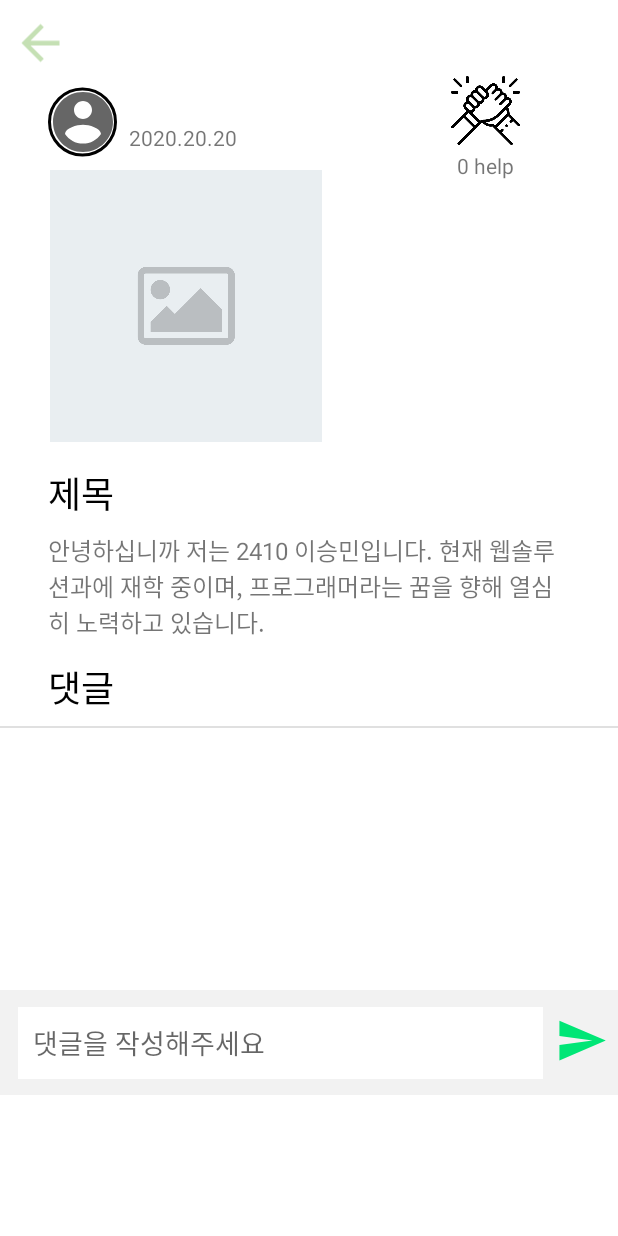
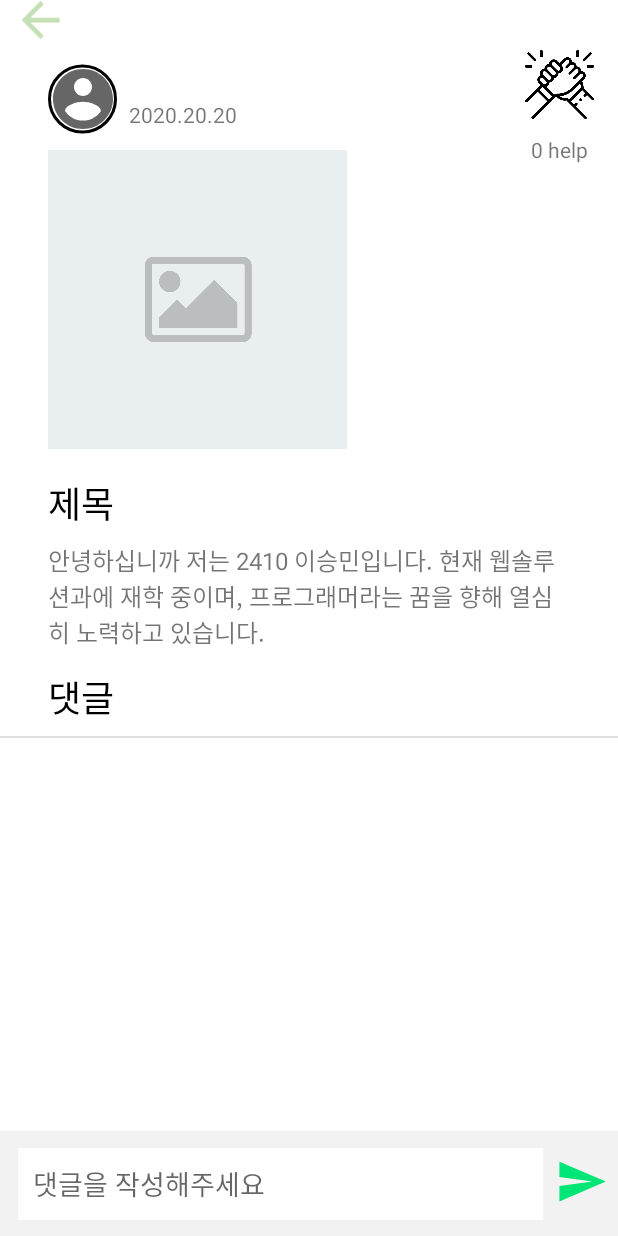
Before and after one commit to julianne03/Dongji, an Android app: the DetailPageActivity screen opened directly, with no data from a screen before it, on a phone screen of 412 x 824 dp. Run offline under Robolectric (Android 15) with nearby library versions, the phone set to English and light mode, and no system bars; our stand-ins replace Firebase (no records; nobody signed in at launch, a user with empty details on screens opened directly); libraries missing offline, so code that uses them is left out: com.mikhaellopez.circularimageview; plain views replace CircularImageView; pictures from the network do not load; Roboto replaces fonts that are not available here; 4 statements that could not run were skipped.

Commit message:
detail page design change (#19)

```diff
--- a/app/src/main/res/layout/activity_detail_page.xml
+++ b/app/src/main/res/layout/activity_detail_page.xml
@@ -8,10 +8,10 @@
     tools:context=".DetailPageActivity">
 
     <ScrollView
+        android:id="@+id/scrollView"
         android:layout_width="match_parent"
-        android:layout_height="match_parent"
-        android:id="@+id/scrollView"
-        app:layout_constraintBottom_toBottomOf="parent"
+        android:layout_height="0dp"
+        app:layout_constraintBottom_toTopOf="@+id/constraintLayout"
         app:layout_constraintEnd_toEndOf="parent"
         app:layout_constraintStart_toStartOf="parent"
         app:layout_constraintTop_toTopOf="parent">
@@ -23,7 +23,7 @@
 
             <androidx.constraintlayout.widget.ConstraintLayout
                 android:layout_width="match_parent"
-                android:layout_height="730dp">
+                android:layout_height="769dp">
 
                 <com.mikhaellopez.circularimageview.CircularImageView
                     android:id="@+id/detail_user"
@@ -63,8 +63,8 @@
 
                 <ImageView
                     android:id="@+id/post_image_detail"
-                    android:layout_width="183dp"
-                    android:layout_height="181dp"
+                    android:layout_width="199dp"
+                    android:layout_height="203dp"
                     android:layout_marginStart="32dp"
                     android:layout_marginTop="8dp"
                     app:layout_constraintStart_toStartOf="parent"
@@ -86,7 +86,7 @@
                     android:id="@+id/comment_list_view"
                     android:layout_width="0dp"
                     android:layout_height="0dp"
-                    app:layout_constraintBottom_toTopOf="@+id/constraintLayout"
+                    app:layout_constraintBottom_toBottomOf="parent"
                     app:layout_constraintEnd_toEndOf="parent"
                     app:layout_constraintStart_toStartOf="parent"
                     app:layout_constraintTop_toBottomOf="@+id/divider6" />
@@ -95,49 +95,11 @@
                     android:id="@+id/detail_help_btn"
                     android:layout_width="46dp"
                     android:layout_height="47dp"
-                    android:layout_marginTop="50dp"
-                    android:layout_marginEnd="65dp"
+                    android:layout_marginTop="48dp"
+                    android:layout_marginEnd="16dp"
                     app:layout_constraintEnd_toEndOf="parent"
                     app:layout_constraintTop_toTopOf="parent"
                     app:srcCompat="@drawable/help_icon" />
-
-                <androidx.constraintlayout.widget.ConstraintLayout
-                    android:id="@+id/constraintLayout"
-                    android:layout_width="0dp"
-                    android:layout_height="70dp"
-                    android:background="#FFFFFF"
-                    android:backgroundTint="#28AAAAAA"
-                    app:layout_constraintBottom_toBottomOf="parent"
-                    app:layout_constraintEnd_toEndOf="parent"
-                    app:layout_constraintStart_toStartOf="parent">
-
-                    <EditText
-                        android:id="@+id/comment_field"
-                        android:layout_width="350dp"
-                        android:layout_height="48dp"
-                        android:layout_marginEnd="38dp"
-                        android:background="#FFFFFF"
-                        android:ems="10"
-                        android:hint="댓글을 작성해주세요"
-                        android:inputType="textPersonName"
-                        android:padding="10dp"
-                        android:paddingRight="10dp"
-                        app:layout_constraintBottom_toBottomOf="parent"
-                        app:layout_constraintEnd_toEndOf="parent"
-                        app:layout_constraintStart_toStartOf="parent"
-                        app:layout_constraintTop_toTopOf="parent" />
-
-                    <ImageView
-                        android:id="@+id/comment_send_btn"
-                        android:layout_width="35dp"
-                        android:layout_height="35dp"
-                        android:layout_marginStart="8dp"
-                        android:layout_marginTop="16dp"
-                        app:layout_constraintStart_toEndOf="@+id/comment_field"
-                        app:layout_constraintTop_toTopOf="parent"
-                        app:srcCompat="@drawable/ic_baseline_send_24" />
-
-                </androidx.constraintlayout.widget.ConstraintLayout>
 
                 <kr.hs.emirim.s2019w28.dongji.NaumBarunGothic
                     android:id="@+id/comment"
@@ -186,18 +148,18 @@
                     android:id="@+id/detail_help_count"
                     android:layout_width="wrap_content"
                     android:layout_height="wrap_content"
-                    android:layout_marginTop="3dp"
-                    android:layout_marginEnd="24dp"
+                    android:layout_marginTop="10dp"
+                    android:layout_marginEnd="20dp"
                     android:text="0 help"
-                    app:layout_constraintEnd_toStartOf="@+id/delete_post_text"
+                    app:layout_constraintEnd_toEndOf="parent"
                     app:layout_constraintTop_toBottomOf="@+id/detail_help_btn" />
 
                 <ImageView
                     android:id="@+id/delete_btn"
                     android:layout_width="50dp"
                     android:layout_height="50dp"
-                    android:layout_marginTop="50dp"
-                    android:layout_marginEnd="8dp"
+                    android:layout_marginTop="48dp"
+                    android:layout_marginEnd="80dp"
                     android:visibility="invisible"
                     app:layout_constraintEnd_toEndOf="parent"
                     app:layout_constraintTop_toTopOf="parent"
@@ -207,7 +169,8 @@
                     android:id="@+id/delete_post_text"
                     android:layout_width="wrap_content"
                     android:layout_height="wrap_content"
-                    android:layout_marginEnd="20dp"
+                    android:layout_marginTop="4dp"
+                    android:layout_marginEnd="92dp"
                     android:text="삭제"
                     android:visibility="invisible"
                     app:layout_constraintEnd_toEndOf="parent"
@@ -217,4 +180,42 @@
         </LinearLayout>
     </ScrollView>
 
+    <androidx.constraintlayout.widget.ConstraintLayout
+        android:id="@+id/constraintLayout"
+        android:layout_width="0dp"
+        android:layout_height="70dp"
+        android:background="#FFFFFF"
+        android:backgroundTint="#28AAAAAA"
+        app:layout_constraintBottom_toBottomOf="parent"
+        app:layout_constraintEnd_toEndOf="parent"
+        app:layout_constraintStart_toStartOf="parent">
+
+        <EditText
+            android:id="@+id/comment_field"
+            android:layout_width="350dp"
+            android:layout_height="48dp"
+            android:layout_marginEnd="38dp"
+            android:background="#FFFFFF"
+            android:ems="10"
+            android:hint="댓글을 작성해주세요"
+            android:inputType="textPersonName"
+            android:padding="10dp"
+            android:paddingRight="10dp"
+            app:layout_constraintBottom_toBottomOf="parent"
+            app:layout_constraintEnd_toEndOf="parent"
+            app:layout_constraintStart_toStartOf="parent"
+            app:layout_constraintTop_toTopOf="parent" />
+
+        <ImageView
+            android:id="@+id/comment_send_btn"
+            android:layout_width="35dp"
+            android:layout_height="35dp"
+            android:layout_marginStart="8dp"
+            android:layout_marginTop="16dp"
+            app:layout_constraintStart_toEndOf="@+id/comment_field"
+            app:layout_constraintTop_toTopOf="parent"
+            app:srcCompat="@drawable/ic_baseline_send_24" />
+
+    </androidx.constraintlayout.widget.ConstraintLayout>
+
 </androidx.constraintlayout.widget.ConstraintLayout>
--- a/app/src/main/res/layout/comment_list_item.xml
+++ b/app/src/main/res/layout/comment_list_item.xml
@@ -9,7 +9,7 @@
         android:id="@+id/divider5"
         android:layout_width="match_parent"
         android:layout_height="1dp"
-        android:layout_marginTop="8dp"
+        android:layout_marginTop="16dp"
         android:background="?android:attr/listDivider"
         app:layout_constraintEnd_toEndOf="parent"
         app:layout_constraintHorizontal_bias="0.0"
@@ -18,7 +18,7 @@
 
     <com.mikhaellopez.circularimageview.CircularImageView
         android:id="@+id/comment_user"
-        android:layout_width="64dp"
+        android:layout_width="62dp"
         android:layout_height="62dp"
         android:layout_marginStart="16dp"
         android:layout_marginTop="8dp"
```
